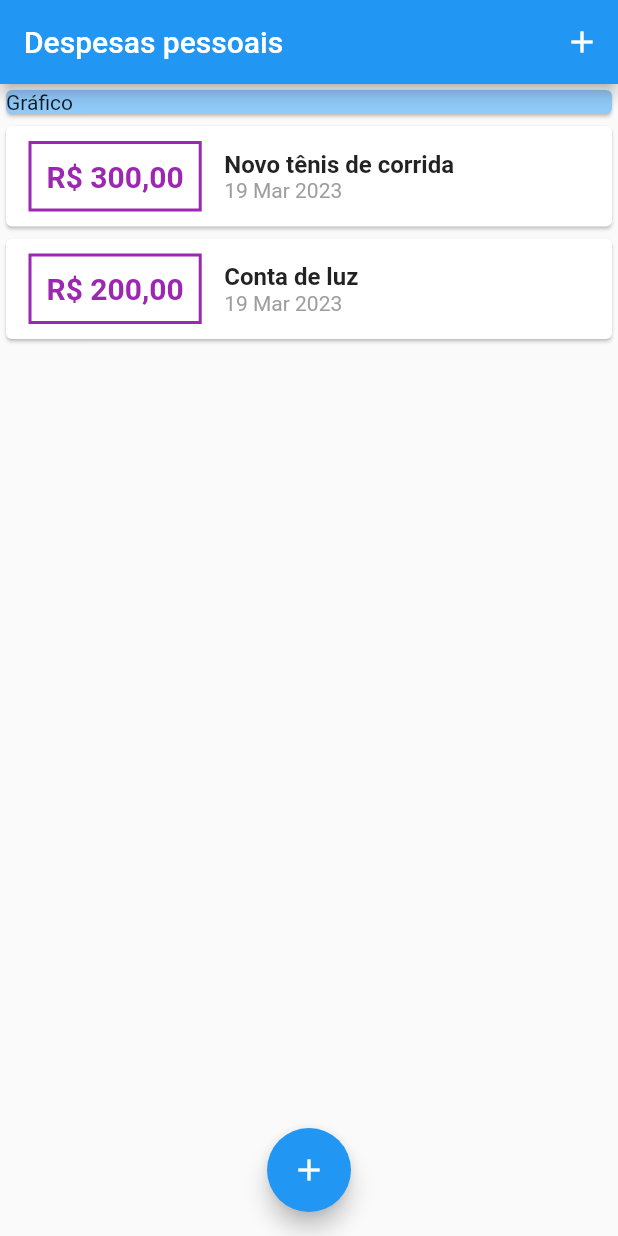
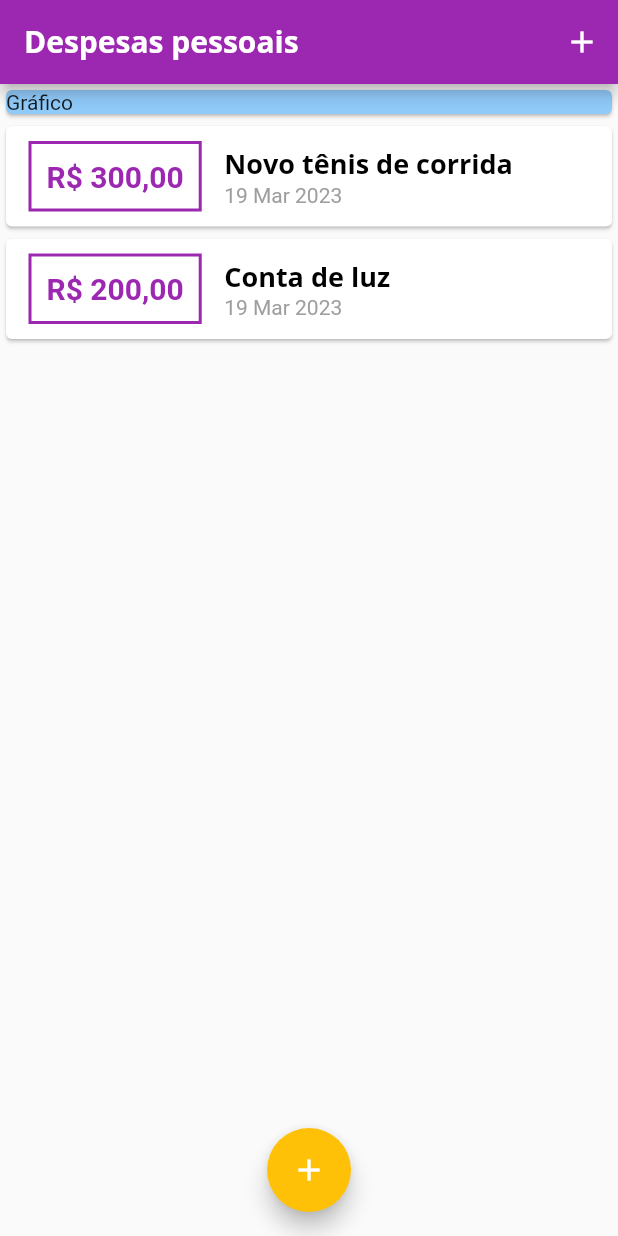
Before and after one commit to GabrielyMachado/ryc_flutter_expenses_m4, a Flutter app: the screen it shows after launch, on a phone screen of 412 x 824 dp. Run offline on Flutter 3.47's test engine with Material 2 defaults, Android fonts, the phone set to English and light mode, and no system bars.

Commit message:
feat(reembolso): definindo tema da aplicação

```diff
--- a/lib/components/transaction_list.dart
+++ b/lib/components/transaction_list.dart
@@ -24,30 +24,24 @@ class TransactionList extends StatelessWidget {
                 ),
                 decoration: BoxDecoration(
                   border: Border.all(
-                    color: Colors.purple,
+                    color: Theme.of(context).colorScheme.primary,
                     width: 2,
                   ),
                 ),
                 padding: const EdgeInsets.all(10),
                 child: Text(
                   'R\$ ${tr.value.toStringAsFixed(2).replaceAll('.', ',')}',
-                  style: const TextStyle(
+                  style: TextStyle(
                     fontWeight: FontWeight.bold,
                     fontSize: 20,
-                    color: Colors.purple,
+                    color: Theme.of(context).colorScheme.primary,
                   ),
                 ),
               ),
               Column(
                 crossAxisAlignment: CrossAxisAlignment.start,
                 children: [
-                  Text(
-                    tr.title,
-                    style: const TextStyle(
-                      fontSize: 16,
-                      fontWeight: FontWeight.bold,
-                    ),
-                  ),
+                  Text(tr.title, style: Theme.of(context).textTheme.titleLarge),
                   Text(
                     DateFormat('d MMM y').format(tr.date),
                     style: const TextStyle(color: Colors.grey),
--- a/lib/main.dart
+++ b/lib/main.dart
@@ -13,8 +13,30 @@ class ExpensesApp extends StatelessWidget {
 
   @override
   Widget build(BuildContext context) {
+    final ThemeData tema = ThemeData();
     return MaterialApp(
       home: MyHomePage(),
+      theme: tema.copyWith(
+        colorScheme: tema.colorScheme.copyWith(
+          primary: Colors.purple,
+          secondary: Colors.amber,
+        ),
+        textTheme: tema.textTheme.copyWith(
+          titleLarge: const TextStyle(
+            fontFamily: 'OpenSans',
+            fontSize: 18,
+            fontWeight: FontWeight.bold,
+            color: Colors.black,
+          ),
+        ),
+        appBarTheme: const AppBarTheme(
+          titleTextStyle: TextStyle(
+            fontFamily: 'OpenSans',
+            fontSize: 20,
+            fontWeight: FontWeight.bold,
+          ),
+        ),
+      ),
     );
   }
 }
```
Also changed, not shown: pubspec.yaml (+13 -11 lines), assets/fonts/OpenSans-Bold.ttf (added), assets/fonts/OpenSans-Regular.ttf (added), assets/fonts/Quicksand-Bold.ttf (added), assets/fonts/Quicksand-Light.ttf (added), assets/fonts/Quicksand-Medium.ttf (added), assets/fonts/Quicksand-Regular.ttf (added).
